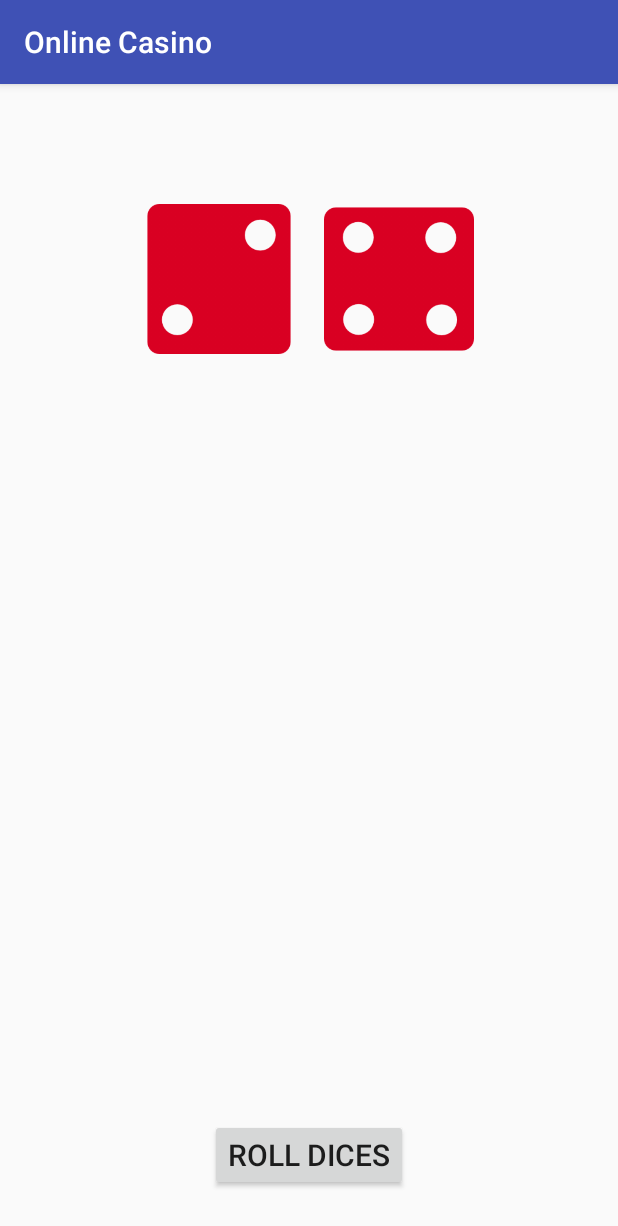
After one commit to PISS-Project/OnlineCasinoMobileClient, an Android app: the DicesActivity screen opened directly, with no data from a screen before it, on a phone screen of 412 x 824 dp. The commit adds this screen. Shown: the top 1226 px of the screen. Run offline under Robolectric (Android 15) with nearby library versions, the phone set to English and light mode, and no system bars.

Commit message:
Initial Dice Layout

```diff
--- a/OnlineCasino/app/src/main/AndroidManifest.xml
+++ b/OnlineCasino/app/src/main/AndroidManifest.xml
@@ -2,7 +2,7 @@
 <manifest xmlns:android="http://schemas.android.com/apk/res/android"
     package="com.casino.online">
 
-    <uses-permission android:name="android.permission.INTERNET"/>
+    <uses-permission android:name="android.permission.INTERNET" />
 
     <application
         android:allowBackup="true"
@@ -21,7 +21,8 @@
             </intent-filter>
         </activity>
         <activity android:name=".RegisterActivity" />
-        <activity android:name=".MenuActivity"></activity>
+        <activity android:name=".MenuActivity" />
+        <activity android:name=".DicesActivity"></activity>
     </application>
 
 </manifest>
--- /dev/null
+++ b/OnlineCasino/app/src/main/java/com/casino/online/DicesActivity.kt
@@ -0,0 +1,60 @@
+package com.casino.online
+
+import android.os.Bundle
+import android.support.v7.app.AppCompatActivity
+import android.view.View
+import android.view.animation.Animation
+import android.view.animation.AnimationUtils
+import android.widget.Button
+import android.widget.ImageView
+
+import java.util.Random
+
+class DicesActivity : AppCompatActivity() {
+
+    override fun onCreate(savedInstanceState: Bundle?) {
+        super.onCreate(savedInstanceState)
+        setContentView(R.layout.activity_dices)
+        val rollDices = findViewById<View>(R.id.rollDices) as Button
+        val imageView1 = findViewById<View>(R.id.imageView1) as ImageView
+        val imageView2 = findViewById<View>(R.id.imageView2) as ImageView
+
+        rollDices!!.setOnClickListener {
+            val anim1 = AnimationUtils.loadAnimation(this@DicesActivity, R.anim.shake)
+            val anim2 = AnimationUtils.loadAnimation(this@DicesActivity, R.anim.shake)
+            val animationListener = object : Animation.AnimationListener {
+                override fun onAnimationStart(animation: Animation) {}
+
+                override fun onAnimationEnd(animation: Animation) {
+                    val value = randomDiceValue()
+                    val res = resources.getIdentifier("dice_" + value, "drawable", "com.casino.online")
+
+                    if (animation === anim1) {
+                        imageView1!!.setImageResource(res)
+                    } else if (animation === anim2) {
+                        imageView2!!.setImageResource(res)
+                    }
+                }
+
+                override fun onAnimationRepeat(animation: Animation) {
+
+                }
+            }
+
+            anim1.setAnimationListener(animationListener)
+            anim2.setAnimationListener(animationListener)
+
+            imageView1!!.startAnimation(anim1)
+            imageView2!!.startAnimation(anim2)
+        }
+    }
+
+    companion object {
+
+        val RANDOM = Random()
+
+        fun randomDiceValue(): Int {
+            return RANDOM.nextInt(6) + 1
+        }
+    }
+}
--- a/OnlineCasino/app/src/main/java/com/casino/online/MenuActivity.kt
+++ b/OnlineCasino/app/src/main/java/com/casino/online/MenuActivity.kt
@@ -23,4 +23,9 @@ class MenuActivity : AppCompatActivity() {
         val intent = Intent(this, LoginActivity::class.java)
         startActivity(intent)
     }
+
+    fun play(view: View) {
+        val intent = Intent(this, DicesActivity::class.java)
+        startActivity(intent)
+    }
 }
--- /dev/null
+++ b/OnlineCasino/app/src/main/res/anim/shake.xml
@@ -0,0 +1,20 @@
+<?xml version="1.0" encoding="utf-8"?>
+<set xmlns:android="http://schemas.android.com/apk/res/android">
+    <rotate
+        android:duration="70"
+        android:fromDegrees="-10"
+        android:interpolator="@android:anim/linear_interpolator"
+        android:pivotX="50%"
+        android:pivotY="50%"
+        android:repeatCount="5"
+        android:repeatMode="reverse"
+        android:toDegrees="10" />
+
+    <translate
+        android:duration="70"
+        android:fromXDelta="-10"
+        android:interpolator="@android:anim/linear_interpolator"
+        android:repeatCount="5"
+        android:repeatMode="reverse"
+        android:toXDelta="10" />
+</set>
--- /dev/null
+++ b/OnlineCasino/app/src/main/res/layout/activity_dices.xml
@@ -0,0 +1,41 @@
+<?xml version="1.0" encoding="utf-8"?>
+<RelativeLayout xmlns:android="http://schemas.android.com/apk/res/android"
+xmlns:tools="http://schemas.android.com/tools"
+android:id="@+id/activity_dices"
+android:layout_width="match_parent"
+android:layout_height="match_parent"
+tools:context=".DicesActivity">
+
+<LinearLayout
+    android:layout_width="wrap_content"
+    android:layout_height="wrap_content"
+    android:layout_marginTop="80dp"
+    android:orientation="horizontal"
+    android:layout_centerHorizontal="true">
+
+    <ImageView
+        android:id="@+id/imageView1"
+        android:layout_width="100dp"
+        android:layout_height="100dp"
+        android:layout_marginRight="20dp"
+        android:src="@drawable/dice_2"/>
+
+    <ImageView
+        android:id="@+id/imageView2"
+        android:layout_width="100dp"
+        android:layout_height="100dp"
+        android:src="@drawable/dice_4"/>
+
+</LinearLayout>
+
+<Button
+    android:id="@+id/rollDices"
+    android:layout_width="wrap_content"
+    android:layout_height="wrap_content"
+    android:text="Roll Dices"
+    android:textSize="20sp"
+    android:layout_alignParentBottom="true"
+    android:layout_marginBottom="30dp"
+    android:layout_centerHorizontal="true"/>
+
+</RelativeLayout>
--- a/OnlineCasino/app/src/main/res/layout/activity_menu.xml
+++ b/OnlineCasino/app/src/main/res/layout/activity_menu.xml
@@ -33,6 +33,7 @@
         android:background="@drawable/menu_item"
         android:elevation="0dp"
         android:text="Play"
+        android:onClick="play"
         android:textColor="@android:color/background_light"
         android:textSize="24sp"
         android:textStyle="bold|italic"
```
Also changed, not shown: OnlineCasino/app/src/main/res/drawable-hdpi/background.jpeg (deleted), OnlineCasino/app/src/main/res/drawable-mdpi/background.jpeg (deleted), OnlineCasino/app/src/main/res/drawable-xhdpi/background.jpeg (deleted), OnlineCasino/app/src/main/res/drawable-xxhdpi/background.jpeg (deleted), OnlineCasino/app/src/main/res/drawable/background.jpeg (deleted), OnlineCasino/app/src/main/res/drawable/dice_1.png (added), OnlineCasino/app/src/main/res/drawable/dice_2.png (added), OnlineCasino/app/src/main/res/drawable/dice_3.png (added), OnlineCasino/app/src/main/res/drawable/dice_4.png (added), OnlineCasino/app/src/main/res/drawable/dice_5.png (added), OnlineCasino/app/src/main/res/drawable/dice_6.png (added).
